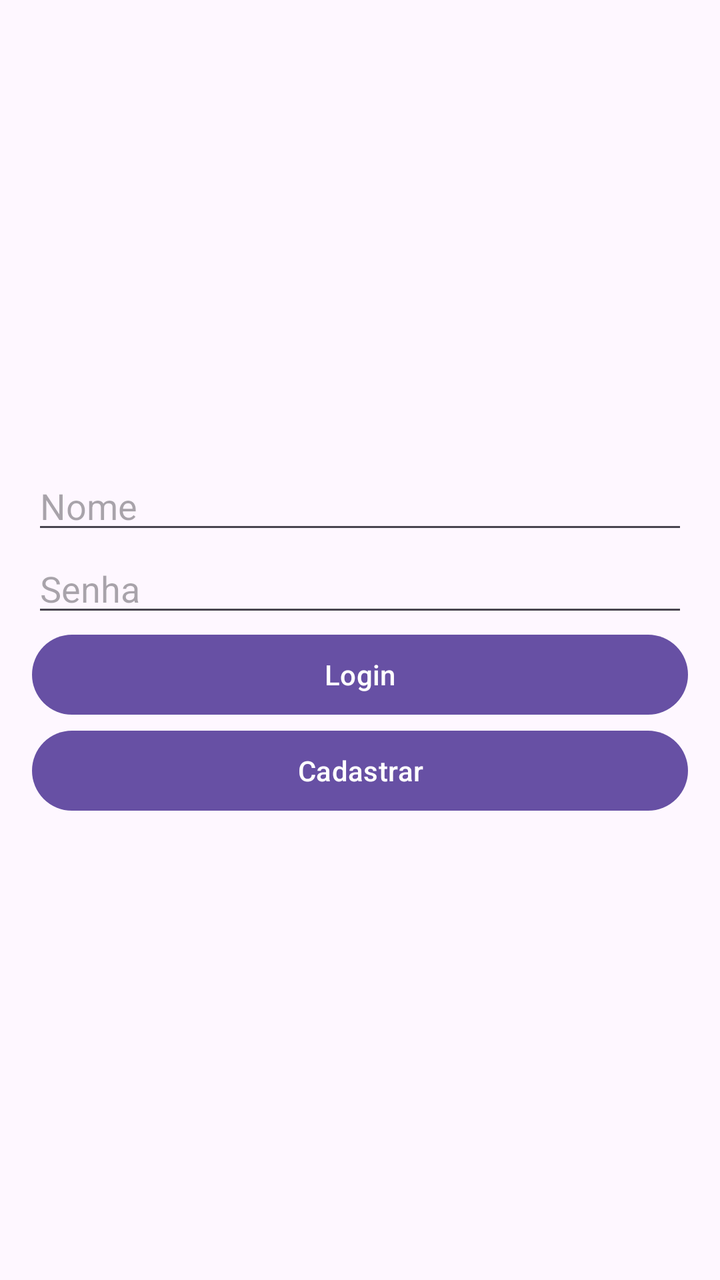
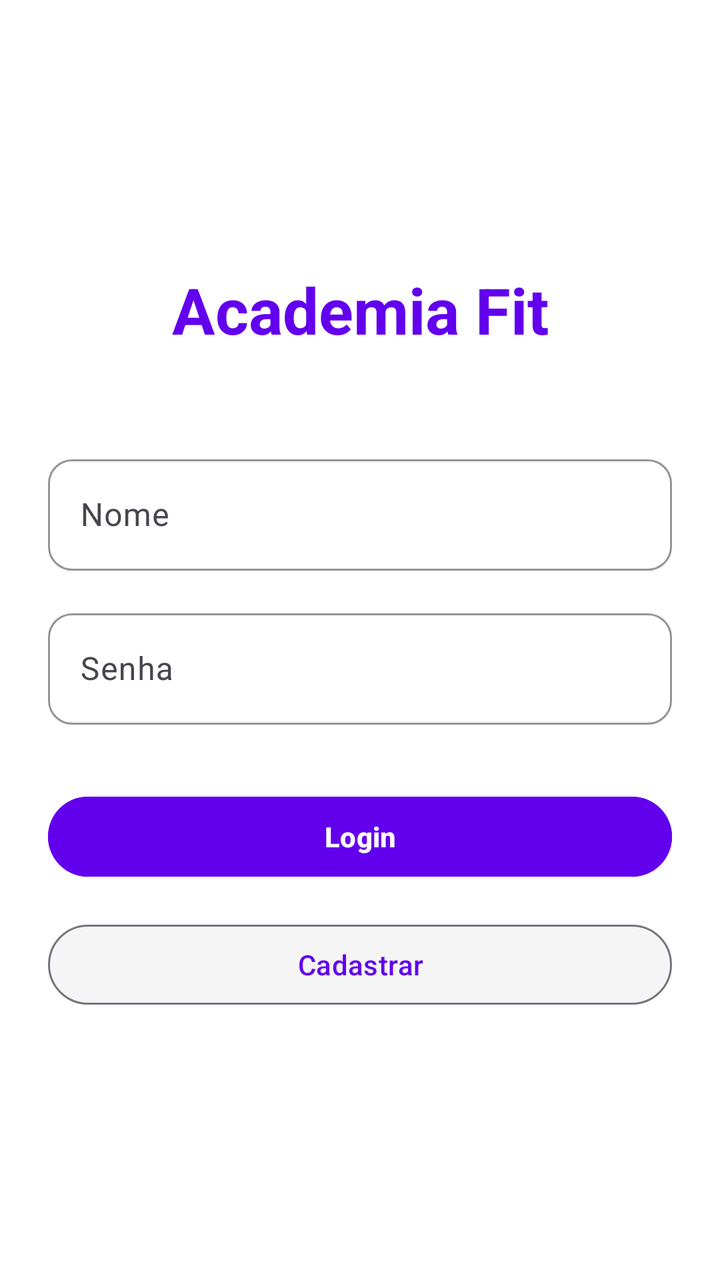

The first picture is an Android layout as it rendered before a commit; the second is the same layout after the commit. The layout source and the unified diff follow.
<!-- AndroidManifest.xml: application theme Theme.TrabalhoIII -->
<!-- res/layout/activity_login.xml -->
<?xml version="1.0" encoding="utf-8"?>
<LinearLayout xmlns:android="http://schemas.android.com/apk/res/android"
    android:id="@+id/activity_login"
    android:orientation="vertical"
    android:layout_width="match_parent"
    android:layout_height="match_parent"
    android:padding="16dp"
    android:gravity="center">

    <EditText
        android:id="@+id/etusername"
        android:layout_width="match_parent"
        android:layout_height="wrap_content"
        android:hint="Nome"/>

    <EditText
        android:id="@+id/etpassword"
        android:layout_width="match_parent"
        android:layout_height="wrap_content"
        android:hint="Senha"
        android:inputType="textPassword"/>

    <Button
        android:id="@+id/loginButton"
        android:layout_width="match_parent"
        android:layout_height="wrap_content"
        android:text="Login"/>

    <Button
        android:id="@+id/registerButton"
        android:layout_width="match_parent"
        android:layout_height="wrap_content"
        android:text="Cadastrar"/>
</LinearLayout>
<!-- resources referenced by this layout -->
<resources>
  <style name="Theme.TrabalhoIII" parent="Base.Theme.TrabalhoIII" />
  <style name="Base.Theme.TrabalhoIII" parent="Theme.Material3.DayNight.NoActionBar">
          
          
      </style>
</resources>

<!-- the commit's change to res/layout/activity_login.xml (unified diff, before → after) -->
@@ -1,34 +1,88 @@
 <?xml version="1.0" encoding="utf-8"?>
 <LinearLayout xmlns:android="http://schemas.android.com/apk/res/android"
+    xmlns:app="http://schemas.android.com/apk/res-auto"
     android:id="@+id/activity_login"
     android:orientation="vertical"
     android:layout_width="match_parent"
     android:layout_height="match_parent"
-    android:padding="16dp"
+    android:background="#FFFFFF"
+    android:padding="24dp"
     android:gravity="center">
 
-    <EditText
-        android:id="@+id/etusername"
+    
+    <TextView
         android:layout_width="match_parent"
         android:layout_height="wrap_content"
-        android:hint="Nome"/>
+        android:text="Academia Fit"
+        android:textSize="32sp"
+        android:textStyle="bold"
+        android:textColor="#6200EE"
+        android:gravity="center"
+        android:layout_marginBottom="48dp" />
 
-    <EditText
-        android:id="@+id/etpassword"
+    
+    <com.google.android.material.textfield.TextInputLayout
         android:layout_width="match_parent"
         android:layout_height="wrap_content"
-        android:hint="Senha"
-        android:inputType="textPassword"/>
+        android:layout_marginBottom="16dp"
+        app:boxCornerRadiusBottomEnd="12dp"
+        app:boxCornerRadiusBottomStart="12dp"
+        app:boxCornerRadiusTopEnd="12dp"
+        app:boxCornerRadiusTopStart="12dp"
+        app:boxStrokeColor="#6200EE"
+        app:hintTextColor="#6200EE">
 
+        <com.google.android.material.textfield.TextInputEditText
+            android:id="@+id/etusername"
+            android:layout_width="match_parent"
+            android:layout_height="wrap_content"
+            android:hint="Nome"
+            android:textSize="16sp" />
+
+    </com.google.android.material.textfield.TextInputLayout>
+
+    
+    <com.google.android.material.textfield.TextInputLayout
+        android:layout_width="match_parent"
+        android:layout_height="wrap_content"
+        android:layout_marginBottom="32dp"
+        app:boxCornerRadiusBottomEnd="12dp"
+        app:boxCornerRadiusBottomStart="12dp"
+        app:boxCornerRadiusTopEnd="12dp"
+        app:boxCornerRadiusTopStart="12dp"
+        app:boxStrokeColor="#6200EE"
+        app:hintTextColor="#6200EE">
+
+        <com.google.android.material.textfield.TextInputEditText
+            android:id="@+id/etpassword"
+            android:layout_width="match_parent"
+            android:layout_height="wrap_content"
+            android:hint="Senha"
+            android:inputType="textPassword"
+            android:textSize="16sp" />
+
+    </com.google.android.material.textfield.TextInputLayout>
+
+    
     <Button
         android:id="@+id/loginButton"
         android:layout_width="match_parent"
         android:layout_height="wrap_content"
-        android:text="Login"/>
+        android:text="Login"
+        android:textColor="#FFFFFF"
+        android:backgroundTint="#6200EE"
+        android:textStyle="bold"
+        android:layout_marginBottom="16dp"
+        style="@style/Widget.Material3.Button" />
 
+    
     <Button
         android:id="@+id/registerButton"
         android:layout_width="match_parent"
         android:layout_height="wrap_content"
-        android:text="Cadastrar"/>
+        android:text="Cadastrar"
+        android:textColor="#6200EE"
+        android:backgroundTint="#F5F5F5"
+        style="@style/Widget.Material3.Button.OutlinedButton" />
+
 </LinearLayout>
